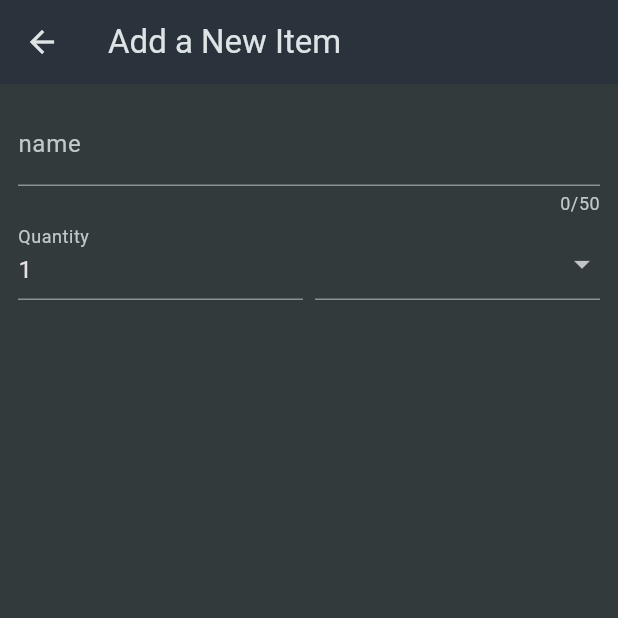
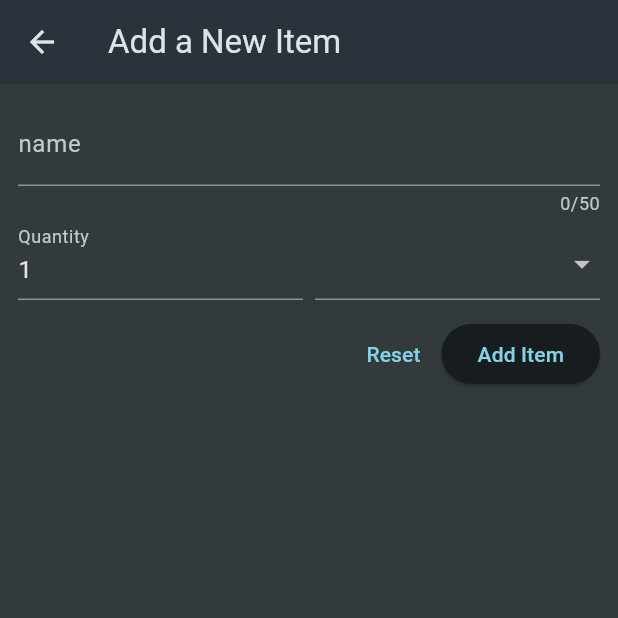
Before and after one commit to TommyPurba/shopping_list, a Flutter app: the NewItem screen opened directly, on a phone screen of 412 x 824 dp, the top half of it. Run offline on Flutter 3.47's test engine with Material 3 defaults, Android fonts, the phone set to English and light mode, and no system bars.

Commit message:
add button form

```diff
--- a/lib/widgets/new_item.dart
+++ b/lib/widgets/new_item.dart
@@ -70,7 +70,15 @@ class _NewItemState extends State<NewItem>{
                         ),
                       )
                     ],
-              )
+              ),
+              const SizedBox(height: 12,),
+              Row(
+                mainAxisAlignment: MainAxisAlignment.end,
+                children: [
+                  TextButton(onPressed: (){}, child: Text("Reset")),
+                  ElevatedButton(onPressed: (){}, child: Text("Add Item"))
+                ],
+              ),
             ],
           ),
         ),
```
